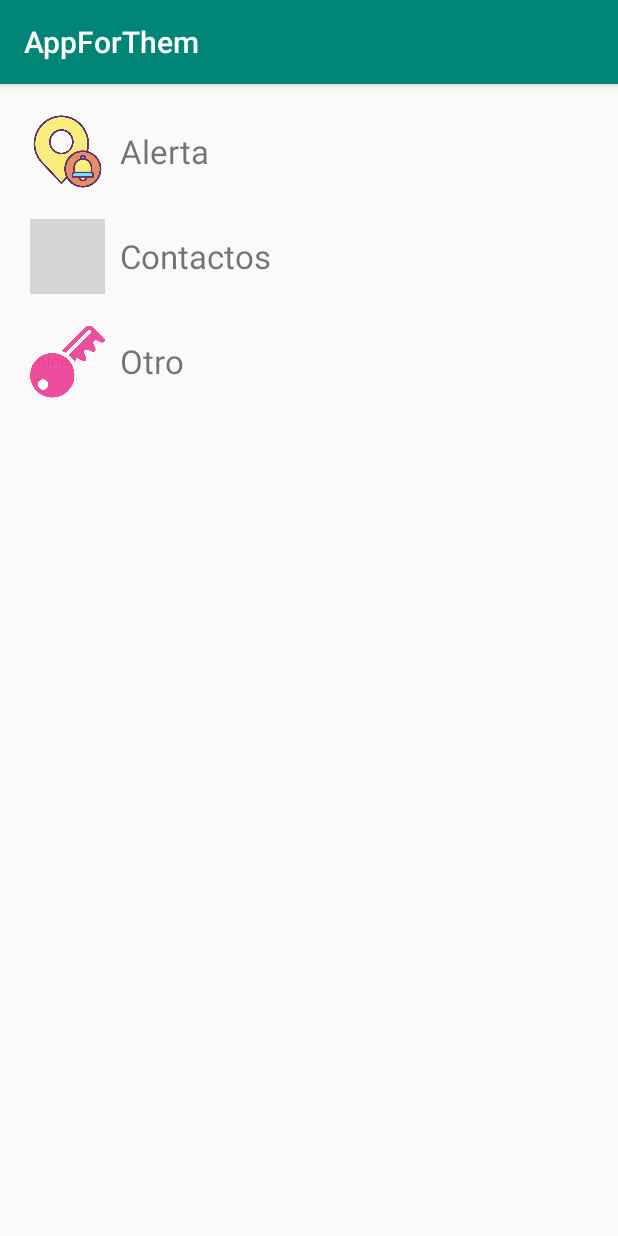
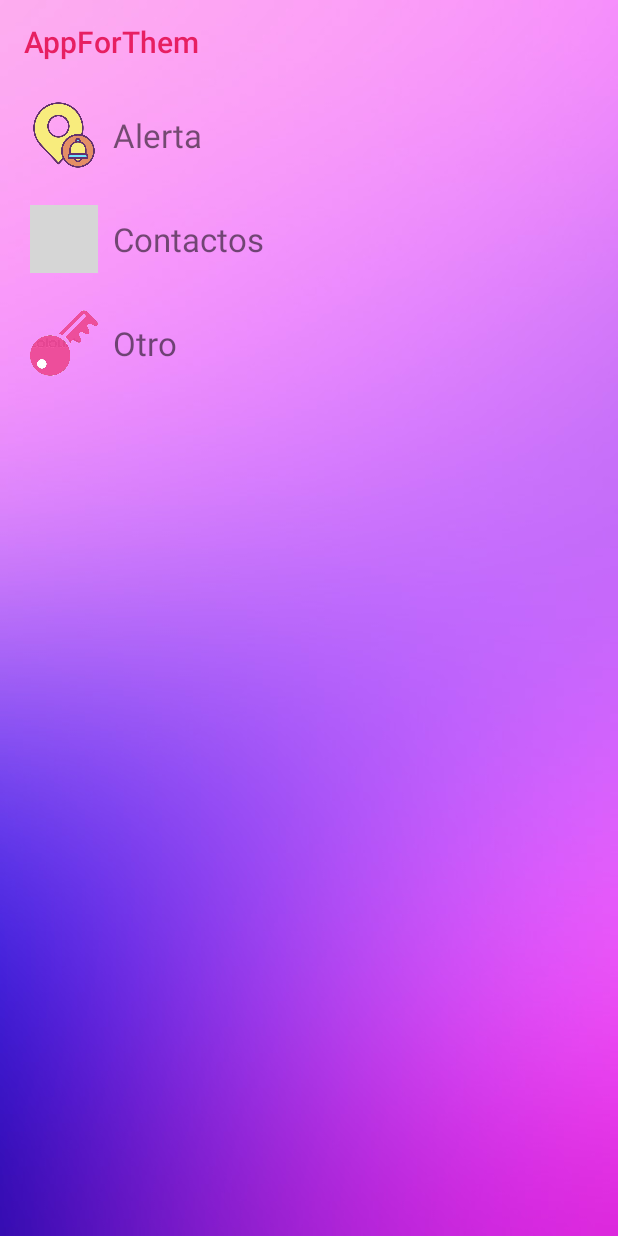
Before and after one commit to Nathan2305/TheTesis2019forThem, an Android app: the Ajustes screen opened directly, with no data from a screen before it, on a phone screen of 412 x 824 dp. Run offline under Robolectric (Android 15) with nearby library versions, the phone set to English and light mode, and no system bars; grey boxes are pictures that could not be loaded.

Commit message:
Se corrige problemas con el Switch para enviar alarmas y se agrega titulo al actionBar

```diff
--- a/app/src/main/AndroidManifest.xml
+++ b/app/src/main/AndroidManifest.xml
@@ -28,9 +28,12 @@
         <activity
             android:name=".Activities.CustomProgressBar"
             android:theme="@style/TranslucentActivity" />
-        <activity android:name=".Activities.Ajustes" />
+        <activity
+            android:name=".Activities.Ajustes"
+            android:theme="@style/transparentActionBar" />
         <activity
             android:name=".Activities.Protector"
+            android:label="@string/mis_protectores"
             android:theme="@style/transparentActionBar" />
         <!--
              The API key for Google Maps-based APIs is defined as a string resource.
@@ -50,6 +53,7 @@
         <activity android:name=".Activities.RegistrationActivity" />
         <activity
             android:name=".Activities.HomeActivity"
+            android:label="@string/mi_perfil"
             android:theme="@style/transparentActionBar" />
         <activity
             android:name=".Activities.LoginActivity"
--- a/app/src/main/java/com/example/appforthem/Activities/HomeActivity.java
+++ b/app/src/main/java/com/example/appforthem/Activities/HomeActivity.java
@@ -15,7 +15,6 @@ import android.widget.AdapterView;
 import android.widget.Button;
 import android.widget.GridView;
 import android.widget.TextView;
-import android.widget.Toast;
 
 import com.backendless.exceptions.BackendlessException;
 import com.example.appforthem.Clases.Constants;
--- a/app/src/main/res/layout/activity_ajustes.xml
+++ b/app/src/main/res/layout/activity_ajustes.xml
@@ -4,12 +4,14 @@
     xmlns:tools="http://schemas.android.com/tools"
     android:layout_gravity="center"
     android:padding="10dp"
+    android:background="@drawable/background_login3"
     android:layout_width="match_parent"
     android:layout_height="match_parent"
     tools:context=".Activities.Ajustes">
 
    <android.support.v7.widget.RecyclerView
        android:id="@+id/lista_ajustes"
+       android:layout_marginTop="@dimen/space_action_bar_view_vertical"
        android:layout_width="match_parent"
        android:layout_height="match_parent">
 
--- a/app/src/main/res/layout/activity_home.xml
+++ b/app/src/main/res/layout/activity_home.xml
@@ -13,6 +13,7 @@
         android:layout_width="match_parent"
         android:layout_height="match_parent"
         android:orientation="vertical"
+        android:layout_marginTop="@dimen/space_action_bar_view_vertical"
         android:padding="10dp">
 
         <ImageView
@@ -20,7 +21,7 @@
             android:layout_width="120dp"
             android:layout_height="120dp"
             android:layout_gravity="center"
-            android:layout_marginTop="@dimen/space_action_bar_view_vertical"
+
             android:scaleType="fitCenter"
             android:src="@drawable/woman_profile2" />
 
--- a/app/src/main/res/layout/lista_ajustes.xml
+++ b/app/src/main/res/layout/lista_ajustes.xml
@@ -1,7 +1,8 @@
 <?xml version="1.0" encoding="utf-8"?>
 <android.support.constraint.ConstraintLayout xmlns:tools="http://schemas.android.com/tools"
     android:padding="10dp"
-    xmlns:android="http://schemas.android.com/apk/res/android" android:layout_width="match_parent"
+    xmlns:android="http://schemas.android.com/apk/res/android"
+    android:layout_width="match_parent"
     android:layout_height="wrap_content">
 <LinearLayout
     android:gravity="center_vertical"
@@ -12,8 +13,8 @@
 
     <ImageView
         android:id="@+id/icon"
-        android:layout_width="50dp"
-        android:layout_height="50dp" />
+        android:layout_width="45dp"
+        android:layout_height="45dp" />
     <TextView
         android:id="@+id/title"
         android:layout_margin="10dp"
--- a/app/src/main/res/values/dimens.xml
+++ b/app/src/main/res/values/dimens.xml
@@ -5,7 +5,7 @@
     <dimen name="header_margin">64dp</dimen>
     <dimen name="view_horizontal_margin">8dp</dimen>
     <dimen name="view_vertical_margin">8dp</dimen>
-    <dimen name="space_action_bar_view_vertical">40dp</dimen>
+    <dimen name="space_action_bar_view_vertical">45dp</dimen>
 
     <!-- Per the design guidelines, navigation drawers should be between 240dp and 320dp:
          https://developer.android.com/design/patterns/navigation-drawer.html -->
--- a/app/src/main/res/values/strings.xml
+++ b/app/src/main/res/values/strings.xml
@@ -48,5 +48,8 @@
     <string name="hello_blank_fragment">Hello blank fragment</string>
     <string name="title_activity_maps">Map</string>
     <string name="desactivar_alarma">¿Desactivar Alarma?</string>
+    <string name="mi_perfil">Mi Perfil</string>
+    <string name="mis_protectores">Protectores</string>
+
 
 </resources>
```
